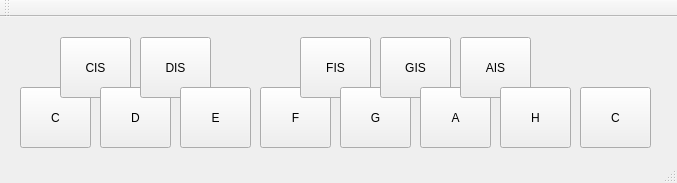
Before: the Qt Designer form ProjectQT/mainwindow.ui in Maknez/CompProject-, drawn with Qt 5.
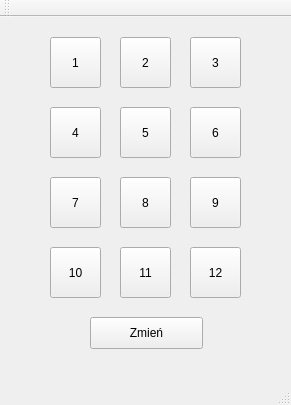
After: the same form once the commit is applied.

Diff of the .ui file:
```diff
--- a/ProjectQT/mainwindow.ui
+++ b/ProjectQT/mainwindow.ui
@@ -6,8 +6,8 @@
    <rect>
     <x>0</x>
     <y>0</y>
-    <width>677</width>
-    <height>183</height>
+    <width>291</width>
+    <height>405</height>
    </rect>
   </property>
   <property name="windowTitle">
@@ -17,170 +17,170 @@
    <widget class="QToolButton" name="toolButton_1">
     <property name="geometry">
      <rect>
-      <x>20</x>
-      <y>70</y>
-      <width>71</width>
-      <height>61</height>
+      <x>50</x>
+      <y>20</y>
+      <width>51</width>
+      <height>51</height>
      </rect>
     </property>
     <property name="text">
-     <string>C</string>
+     <string>1</string>
     </property>
    </widget>
    <widget class="QToolButton" name="toolButton_2">
     <property name="geometry">
      <rect>
-      <x>60</x>
+      <x>120</x>
       <y>20</y>
-      <width>71</width>
-      <height>61</height>
+      <width>51</width>
+      <height>51</height>
      </rect>
     </property>
     <property name="text">
-     <string>CIS</string>
+     <string>2</string>
     </property>
    </widget>
    <widget class="QToolButton" name="toolButton_3">
     <property name="geometry">
      <rect>
-      <x>100</x>
-      <y>70</y>
-      <width>71</width>
-      <height>61</height>
+      <x>190</x>
+      <y>20</y>
+      <width>51</width>
+      <height>51</height>
      </rect>
     </property>
     <property name="text">
-     <string>D</string>
+     <string>3</string>
+    </property>
+   </widget>
+   <widget class="QPushButton" name="pushButton">
+    <property name="geometry">
+     <rect>
+      <x>90</x>
+      <y>300</y>
+      <width>113</width>
+      <height>32</height>
+     </rect>
+    </property>
+    <property name="text">
+     <string>Zmień</string>
     </property>
    </widget>
    <widget class="QToolButton" name="toolButton_4">
     <property name="geometry">
      <rect>
-      <x>140</x>
-      <y>20</y>
-      <width>71</width>
-      <height>61</height>
+      <x>50</x>
+      <y>90</y>
+      <width>51</width>
+      <height>51</height>
      </rect>
     </property>
     <property name="text">
-     <string>DIS</string>
+     <string>4</string>
     </property>
    </widget>
    <widget class="QToolButton" name="toolButton_5">
     <property name="geometry">
      <rect>
-      <x>180</x>
-      <y>70</y>
-      <width>71</width>
-      <height>61</height>
+      <x>120</x>
+      <y>90</y>
+      <width>51</width>
+      <height>51</height>
      </rect>
     </property>
     <property name="text">
-     <string>E</string>
+     <string>5</string>
     </property>
    </widget>
    <widget class="QToolButton" name="toolButton_6">
     <property name="geometry">
      <rect>
-      <x>260</x>
-      <y>70</y>
-      <width>71</width>
-      <height>61</height>
+      <x>190</x>
+      <y>90</y>
+      <width>51</width>
+      <height>51</height>
      </rect>
     </property>
     <property name="text">
-     <string>F</string>
+     <string>6</string>
     </property>
    </widget>
    <widget class="QToolButton" name="toolButton_7">
     <property name="geometry">
      <rect>
-      <x>300</x>
-      <y>20</y>
-      <width>71</width>
-      <height>61</height>
+      <x>50</x>
+      <y>160</y>
+      <width>51</width>
+      <height>51</height>
      </rect>
     </property>
     <property name="text">
-     <string>FIS</string>
+     <string>7</string>
     </property>
    </widget>
    <widget class="QToolButton" name="toolButton_8">
     <property name="geometry">
      <rect>
-      <x>340</x>
-      <y>70</y>
-      <width>71</width>
-      <height>61</height>
+      <x>120</x>
+      <y>160</y>
+      <width>51</width>
+      <height>51</height>
      </rect>
     </property>
     <property name="text">
-     <string>G</string>
+     <string>8</string>
     </property>
    </widget>
    <widget class="QToolButton" name="toolButton_9">
     <property name="geometry">
      <rect>
-      <x>380</x>
-      <y>20</y>
-      <width>71</width>
-      <height>61</height>
+      <x>190</x>
+      <y>160</y>
+      <width>51</width>
+      <height>51</height>
      </rect>
     </property>
     <property name="text">
-     <string>GIS</string>
+     <string>9</string>
     </property>
    </widget>
    <widget class="QToolButton" name="toolButton_10">
     <property name="geometry">
      <rect>
-      <x>420</x>
-      <y>70</y>
-      <width>71</width>
-      <height>61</height>
+      <x>50</x>
+      <y>230</y>
+      <width>51</width>
+      <height>51</height>
      </rect>
     </property>
     <property name="text">
-     <string>A</string>
+     <string>10</string>
     </property>
    </widget>
    <widget class="QToolButton" name="toolButton_11">
     <property name="geometry">
      <rect>
-      <x>460</x>
-      <y>20</y>
-      <width>71</width>
-      <height>61</height>
+      <x>120</x>
+      <y>230</y>
+      <width>51</width>
+      <height>51</height>
      </rect>
     </property>
     <property name="text">
-     <string>AIS</string>
+     <string>11</string>
     </property>
    </widget>
    <widget class="QToolButton" name="toolButton_12">
     <property name="geometry">
      <rect>
-      <x>500</x>
-      <y>70</y>
-      <width>71</width>
-      <height>61</height>
+      <x>190</x>
+      <y>230</y>
+      <width>51</width>
+      <height>51</height>
      </rect>
     </property>
     <property name="text">
-     <string>H</string>
-    </property>
-   </widget>
-   <widget class="QToolButton" name="toolButton_13">
-    <property name="geometry">
-     <rect>
-      <x>580</x>
-      <y>70</y>
-      <width>71</width>
-      <height>61</height>
-     </rect>
-    </property>
-    <property name="text">
-     <string>C</string>
+     <string>12</string>
     </property>
    </widget>
   </widget>
```
Left out of the diff: 6 changed lines with no effect on the pictures.
